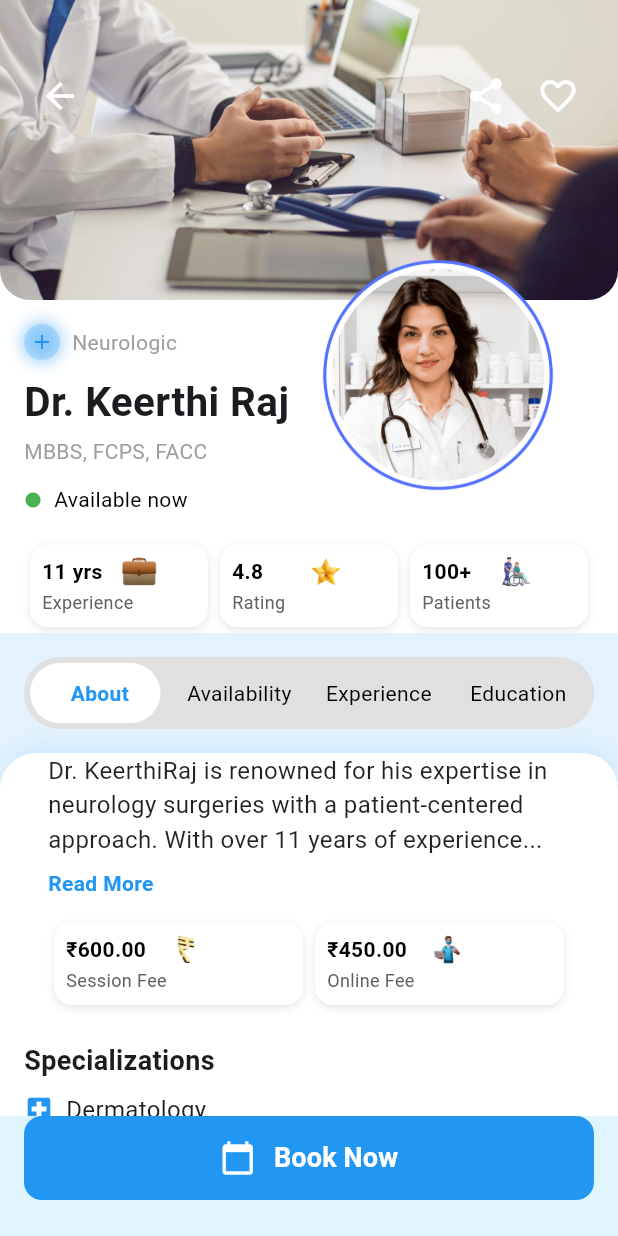
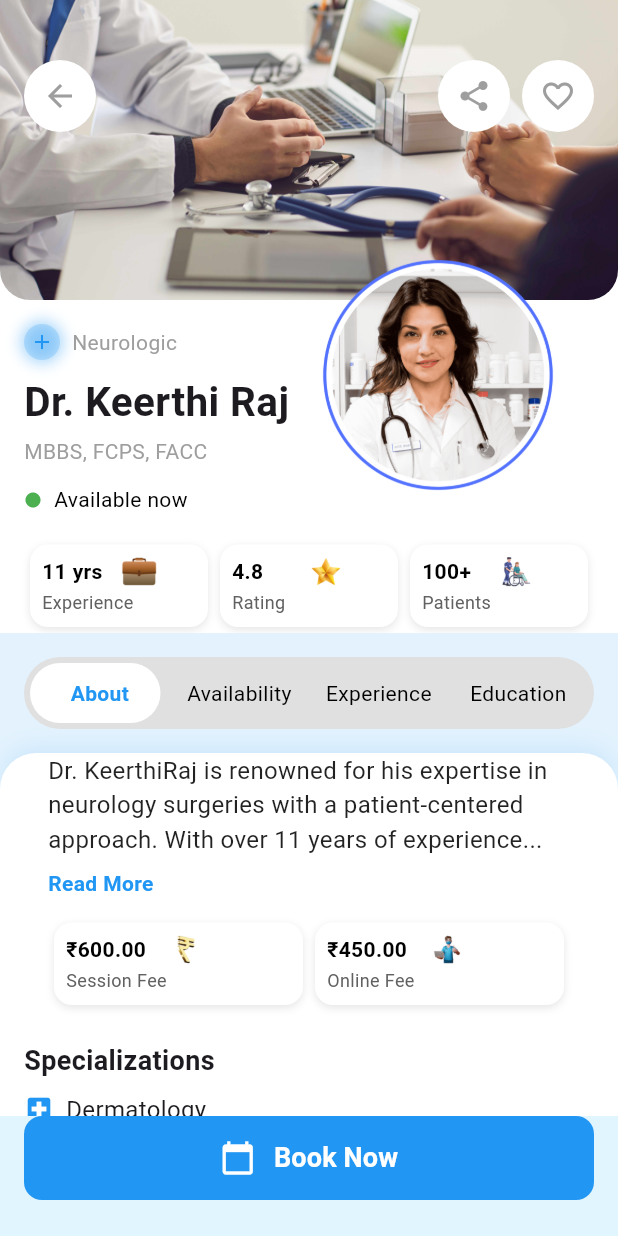
Before and after one commit to P-R-ROHITH/dr_profile, a Flutter app: the screen it shows after launch, on a phone screen of 412 x 824 dp. Run offline on Flutter 3.47's test engine with Material 3 defaults, Android fonts, the phone set to English and light mode, and no system bars.

Commit message:
ver 0.3.65 done except decoration

```diff
--- a/lib/main.dart
+++ b/lib/main.dart
@@ -146,38 +146,55 @@ class _TopSectionState extends State<TopSection> {
             width: double.infinity,
             fit: BoxFit.cover,
           ),
-          // Back button - moved down
+          // Back button
           Positioned(
-            top: 40, // Changed from 16 to 40
+            top: 40,
             left: 16,
+            child: Container(
+              decoration: const BoxDecoration(
+                color: Colors.white, // White background
+                shape: BoxShape.circle,
+              ),
               child: IconButton(
-              icon: const Icon(Icons.arrow_back, color: Colors.white, size: 28),
+                icon: const Icon(Icons.arrow_back, color: Colors.grey, size: 24), // Grey icon
                 onPressed: () {
                   Navigator.pop(context); // Navigate back when pressed
                 },
               ),
             ),
-          // Share and Favorites buttons - moved down
+          ),
+          // Share and Favorites buttons
           Positioned(
-            top: 40, // Changed from 16 to 40
+            top: 40,
             right: 16,
             child: Row(
               mainAxisSize: MainAxisSize.min,
               children: [
-                IconButton(
-                  icon: const Icon(Icons.share, color: Colors.white, size: 28),
+                Container(
+                  decoration: const BoxDecoration(
+                    color: Colors.white, // White background
+                    shape: BoxShape.circle,
+                  ),
+                  child: IconButton(
+                    icon: const Icon(Icons.share, color: Colors.grey, size: 24), // Grey icon
                     onPressed: () {
-                    // Add share functionality here
                       ScaffoldMessenger.of(context).showSnackBar(
                         const SnackBar(content: Text('Share button clicked!')),
                       );
                     },
                   ),
-                IconButton(
+                ),
+                const SizedBox(width: 8),
+                Container(
+                  decoration: const BoxDecoration(
+                    color: Colors.white, // White background
+                    shape: BoxShape.circle,
+                  ),
+                  child: IconButton(
                     icon: Icon(
                       isFavorited ? Icons.favorite : Icons.favorite_border,
-                    color: isFavorited ? Colors.red : Colors.white,
-                    size: 28,
+                      color: isFavorited ? Colors.red : Colors.grey, // Grey or red icon
+                      size: 24,
                     ),
                     onPressed: () {
                       setState(() {
@@ -185,6 +202,7 @@ class _TopSectionState extends State<TopSection> {
                       });
                     },
                   ),
+                ),
               ],
             ),
           ),
@@ -240,11 +258,11 @@ class _DoctorProfilePageState extends State<DoctorProfilePage> {
                               width: 24,
                               height: 24,
                               decoration: BoxDecoration(
-                                color: Colors.blue.withOpacity(0.2), // Semi-transparent blue background
+                                color: Colors.blue.withAlpha(51), // Semi-transparent blue background
                                 shape: BoxShape.circle,
                                 boxShadow: [
                                   BoxShadow(
-                                    color: Colors.blue.withOpacity(0.4), // Blur effect
+                                    color: Colors.blue.withAlpha(102), // Blur effect
                                     blurRadius: 8,
                                     spreadRadius: 2,
                                   ),
```
Lines whose indentation alone changed are shown as unchanged.
